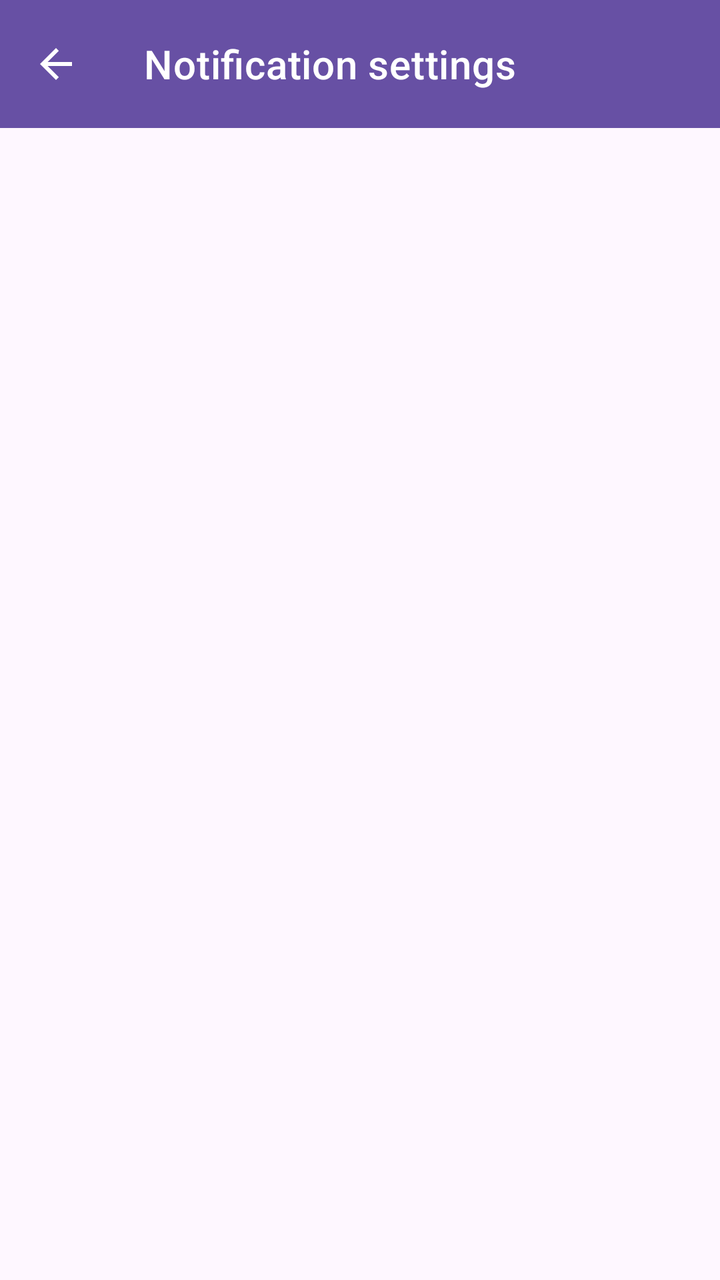
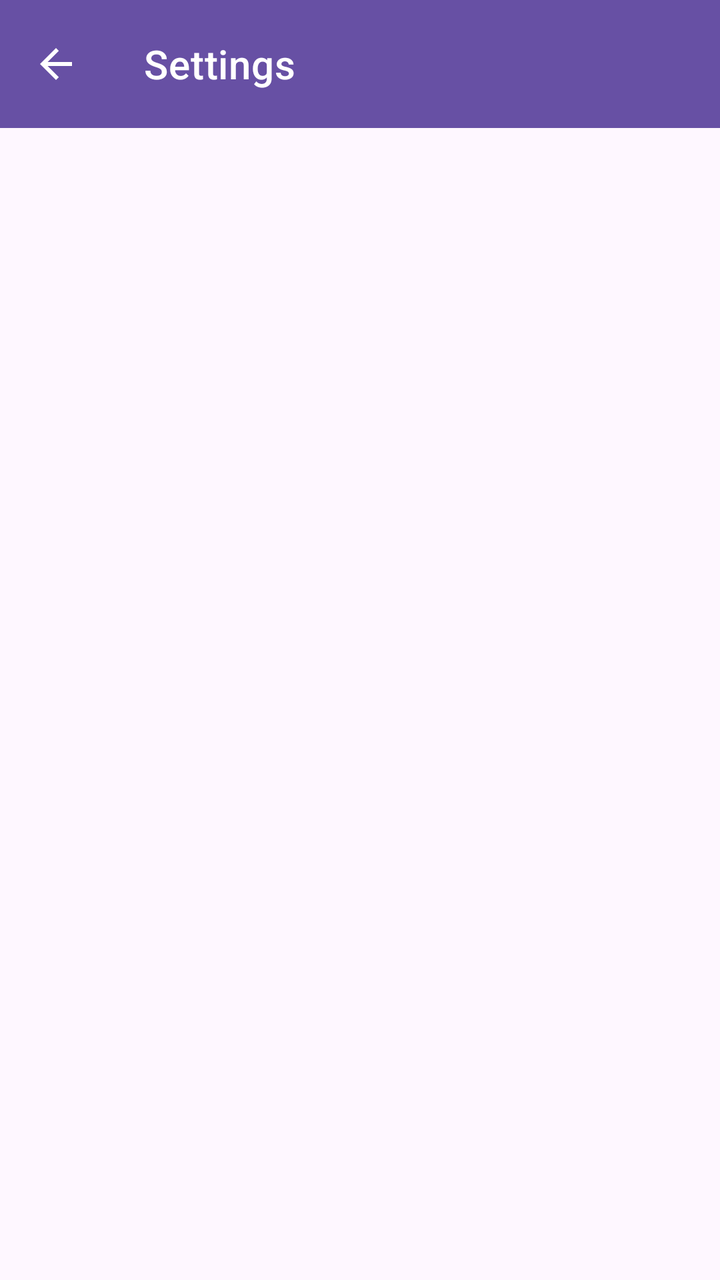

Compare the two renders of this Android layout. The source of the first and the diff that turns it into the second are given below.
<!-- AndroidManifest.xml: application theme Theme.Android -->
<!-- res/layout/activity_settings.xml -->
<androidx.constraintlayout.widget.ConstraintLayout
    xmlns:android="http://schemas.android.com/apk/res/android"
    xmlns:tools="http://schemas.android.com/tools"
    xmlns:app="http://schemas.android.com/apk/res-auto"
    android:layout_width="match_parent"
    android:layout_height="match_parent"
    tools:context=".SettingsActivity">

    <com.google.android.material.appbar.AppBarLayout
        android:id="@+id/appBarLayout"
        android:layout_width="0dp"
        android:layout_height="wrap_content"
        app:layout_constraintStart_toStartOf="parent"
        app:layout_constraintTop_toTopOf="parent"
        app:layout_constraintEnd_toEndOf="parent">

        <com.google.android.material.appbar.MaterialToolbar
            android:id="@+id/topAppBar"
            android:layout_width="match_parent"
            android:layout_height="wrap_content"
            style="@style/Widget.MaterialComponents.Toolbar.Primary"
            app:title="@string/notifications_title"
            app:navigationIcon="@drawable/ic_back"
            app:navigationIconTint="?attr/colorOnPrimary"
            android:minHeight="?attr/actionBarSize"/>

    </com.google.android.material.appbar.AppBarLayout>

</androidx.constraintlayout.widget.ConstraintLayout>
<!-- resources referenced by this layout -->
<resources>
  <!-- drawable ic_back (drawable) -->
  <vector xmlns:android="http://schemas.android.com/apk/res/android" android:autoMirrored="true" android:height="24dp" android:tint="#000000" android:viewportHeight="24" android:viewportWidth="24" android:width="24dp">
        
      <path android:fillColor="@android:color/white" android:pathData="M20,11H7.83l5.59,-5.59L12,4l-8,8 8,8 1.41,-1.41L7.83,13H20v-2z"/>
      
  </vector>
  <string name="notifications_title">Notification settings</string>
  <style name="Theme.Android" parent="Base.Theme.Android" />
  <style name="Base.Theme.Android" parent="Theme.Material3.DayNight.NoActionBar">
          
          
      </style>
</resources>

<!-- the commit's change to res/layout/activity_settings.xml (unified diff, before → after) -->
@@ -10,6 +10,7 @@
         android:id="@+id/appBarLayout"
         android:layout_width="0dp"
         android:layout_height="wrap_content"
+        android:background="?attr/colorPrimary"
         app:layout_constraintStart_toStartOf="parent"
         app:layout_constraintTop_toTopOf="parent"
         app:layout_constraintEnd_toEndOf="parent">
@@ -19,7 +20,7 @@
             android:layout_width="match_parent"
             android:layout_height="wrap_content"
             style="@style/Widget.MaterialComponents.Toolbar.Primary"
-            app:title="@string/notifications_title"
+            app:title="@string/settings_title"
             app:navigationIcon="@drawable/ic_back"
             app:navigationIconTint="?attr/colorOnPrimary"
             android:minHeight="?attr/actionBarSize"/>
<!-- resource entries referenced after the edit -->
@@ -6,7 +6,7 @@
       <path android:fillColor="@android:color/white" android:pathData="M20,11H7.83l5.59,-5.59L12,4l-8,8 8,8 1.41,-1.41L7.83,13H20v-2z"/>
       
   </vector>
-  <string name="notifications_title">Notification settings</string>
+  <string name="settings_title">Settings</string>
   <style name="Theme.Android" parent="Base.Theme.Android" />
   <style name="Base.Theme.Android" parent="Theme.Material3.DayNight.NoActionBar">
           
